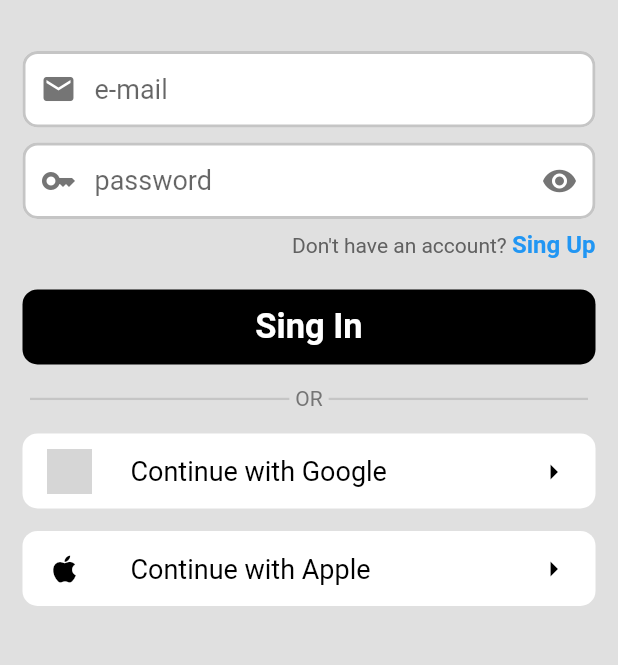
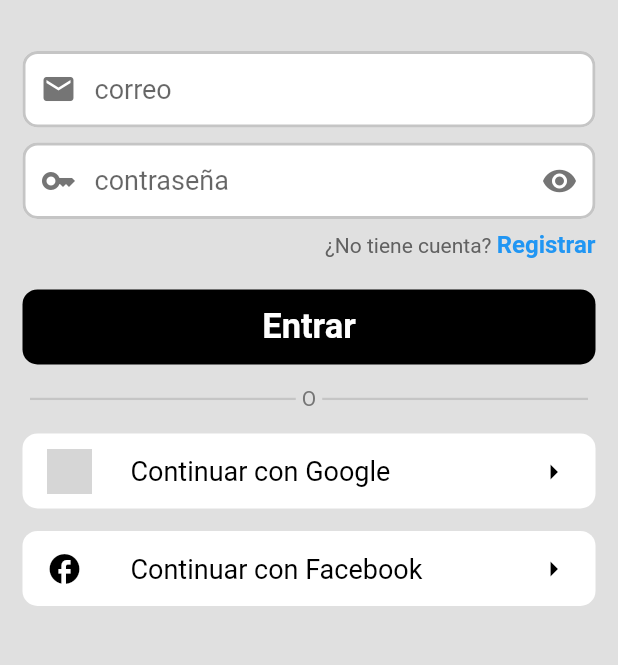
Before and after one commit to hharieta/macha, a Flutter app: the screen it shows after launch, on a phone screen of 412 x 824 dp, the part 454-1119 px from its top. Run offline on Flutter 3.47's test engine with Material 2 defaults, Android fonts, the phone set to English and light mode, and no system bars; our stand-ins replace smooth_page_indicator; project files that could hold a hidden picture were left out; grey boxes are pictures that could not be loaded.

Commit message:
Translated  to spanish language

```diff
--- a/lib/screens/login_page.dart
+++ b/lib/screens/login_page.dart
@@ -73,7 +73,7 @@ class _LoginPageState extends State<LoginPage> {
           ),
         ),
         Text(
-          "OR",
+          "O",
           style: TextStyle(
             color: Colors.grey[600],
             fontSize: 14,
@@ -102,7 +102,7 @@ class _LoginPageState extends State<LoginPage> {
           borderRadius: BorderRadius.circular(10),
         ),
         child: const Text(
-          "Sing In",
+          "Entrar",
           style: TextStyle(
               color: Colors.white, fontSize: 23, fontWeight: FontWeight.bold),
         ),
@@ -132,7 +132,7 @@ class _LoginPageState extends State<LoginPage> {
           title: const Padding(
             padding: EdgeInsets.only(bottom: 5),
             child: Text(
-              "Continue with Google",
+              "Continuar con Google",
               style: TextStyle(
                   color: Colors.black,
                   fontSize: 18,
@@ -166,13 +166,13 @@ class _LoginPageState extends State<LoginPage> {
           leading: Padding(
               padding: EdgeInsets.only(bottom: 5),
               child: Icon(
-                Icons.apple,
+                Icons.facebook,
                 color: Colors.black,
               )),
           title: Padding(
             padding: EdgeInsets.only(bottom: 5),
             child: Text(
-              "Continue with Apple",
+              "Continuar con Facebook",
               style: TextStyle(
                   color: Colors.black,
                   fontSize: 18,
@@ -198,13 +198,13 @@ class _LoginPageState extends State<LoginPage> {
         mainAxisAlignment: MainAxisAlignment.end,
         children: [
           Text(
-            "Don't have an account? ",
+            "¿No tiene cuenta? ",
             style: TextStyle(color: Colors.grey[700], fontSize: 14),
           ),
           GestureDetector(
             onTap: widget.show,
             child: const Text(
-              "Sing Up",
+              "Registrar",
               style: TextStyle(
                   color: Colors.blue,
                   fontSize: 16,
@@ -232,7 +232,7 @@ class _LoginPageState extends State<LoginPage> {
           controller: email,
           focusNode: _focusNode1,
           decoration: InputDecoration(
-            hintText: 'e-mail',
+            hintText: 'correo',
             prefixIcon: Icon(
               Icons.email,
               color: _focusNode1.hasFocus ? Colors.black : Colors.grey[600],
@@ -288,7 +288,7 @@ class _LoginPageState extends State<LoginPage> {
                 color: _focusNode2.hasFocus ? Colors.black : Colors.grey[600],
               ),
             ),
-            hintText: 'password',
+            hintText: 'contraseña',
             prefixIcon: Icon(
               Icons.key,
               color: _focusNode2.hasFocus ? Colors.black : Colors.grey[600],
--- a/lib/screens/signup.dart
+++ b/lib/screens/signup.dart
@@ -81,7 +81,7 @@ class _SignUpState extends State<SignUp> {
           ),
         ),
         Text(
-          "OR",
+          "O",
           style: TextStyle(
             color: Colors.grey[600],
             fontSize: 14,
@@ -110,7 +110,7 @@ class _SignUpState extends State<SignUp> {
           borderRadius: BorderRadius.circular(10),
         ),
         child: const Text(
-          "Sing Up",
+          "Registrar",
           style: TextStyle(
               color: Colors.white, fontSize: 23, fontWeight: FontWeight.bold),
         ),
@@ -140,7 +140,7 @@ class _SignUpState extends State<SignUp> {
           title: const Padding(
             padding: EdgeInsets.only(bottom: 5),
             child: Text(
-              "Continue with Google",
+              "Continuar con Google",
               style: TextStyle(
                   color: Colors.black,
                   fontSize: 18,
@@ -174,13 +174,13 @@ class _SignUpState extends State<SignUp> {
           leading: Padding(
               padding: EdgeInsets.only(bottom: 5),
               child: Icon(
-                Icons.apple,
+                Icons.facebook,
                 color: Colors.black,
               )),
           title: Padding(
             padding: EdgeInsets.only(bottom: 5),
             child: Text(
-              "Continue with Apple",
+              "Continuar con Facebook",
               style: TextStyle(
                   color: Colors.black,
                   fontSize: 18,
@@ -206,13 +206,13 @@ class _SignUpState extends State<SignUp> {
         mainAxisAlignment: MainAxisAlignment.end,
         children: [
           Text(
-            "Do you have an account? ",
+            "¿Ya tiene cuenta? ",
             style: TextStyle(color: Colors.grey[700], fontSize: 14),
           ),
           GestureDetector(
             onTap: widget.show,
             child: const Text(
-              "Sing In",
+              "Entrar",
               style: TextStyle(
                   color: Colors.blue,
                   fontSize: 16,
@@ -240,7 +240,7 @@ class _SignUpState extends State<SignUp> {
           controller: email,
           focusNode: _focusNode1,
           decoration: InputDecoration(
-            hintText: 'e-mail',
+            hintText: 'correo',
             prefixIcon: Icon(
               Icons.email,
               color: _focusNode1.hasFocus ? Colors.black : Colors.grey[600],
@@ -285,7 +285,7 @@ class _SignUpState extends State<SignUp> {
           obscureText: visible,
           obscuringCharacter: '*',
           decoration: InputDecoration(
-            hintText: 'password',
+            hintText: 'contraseña',
             prefixIcon: Icon(
               Icons.key,
               color: _focusNode2.hasFocus ? Colors.black : Colors.grey[600],
@@ -341,7 +341,7 @@ class _SignUpState extends State<SignUp> {
                 color: _focusNode3.hasFocus ? Colors.black : Colors.grey[600],
               ),
             ),
-            hintText: 'password confirm',
+            hintText: 'confirmar contraseña',
             prefixIcon: Icon(
               Icons.key,
               color: _focusNode3.hasFocus ? Colors.black : Colors.grey[600],
```
